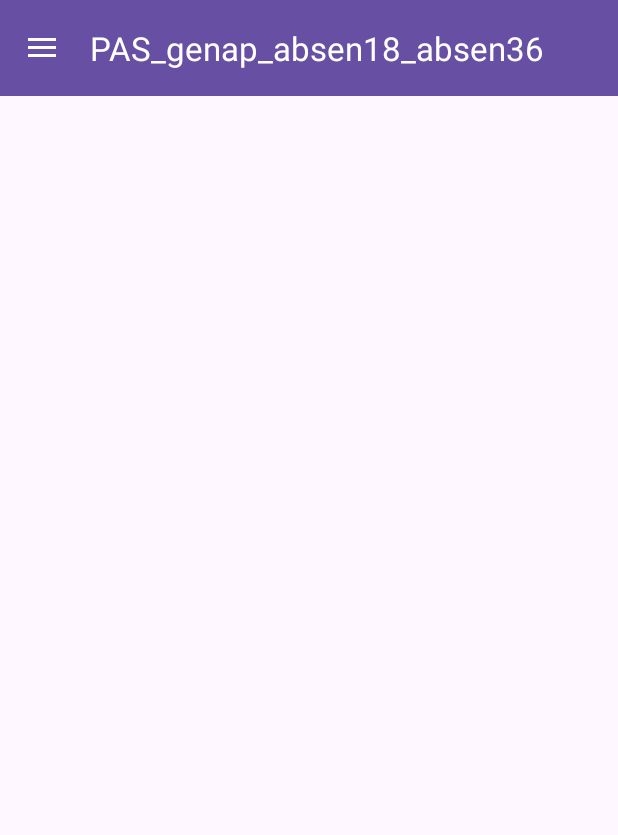
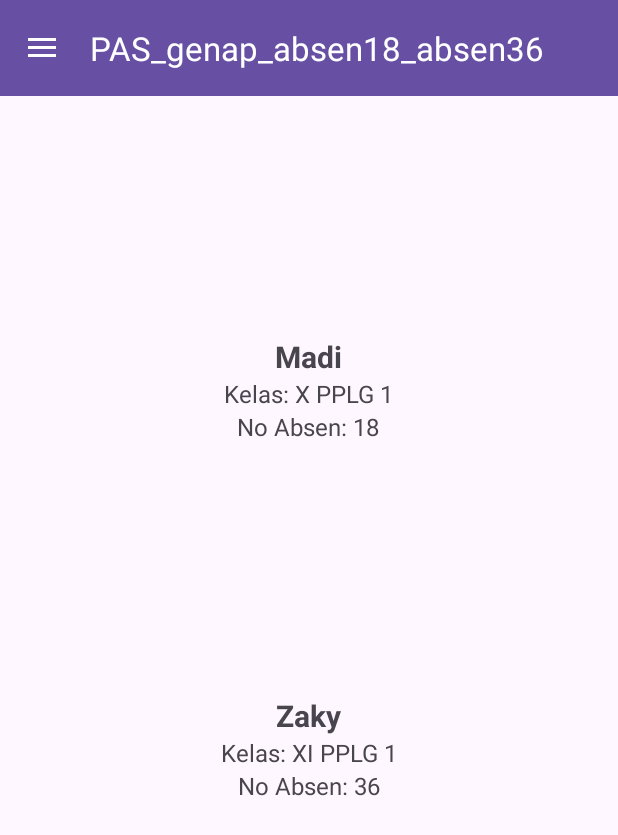
Before and after one commit to ddimadiii/PAS_genap_absen18_absen36, an Android app: the screen it shows after launch (MainActivity), in the side drawer, after a tap on "Our Members", on a phone screen of 412 x 824 dp. Shown: the top 835 px of the screen. Run offline under Robolectric (Android 15) with nearby library versions, the phone set to English and light mode, and no system bars; pictures from the network do not load; 2 statements that could not run were skipped.

Commit message:
feat/add biodata(profile)

```diff
--- a/app/src/main/java/com/example/pas_genap_absen18_absen36/activities/MainActivity.java
+++ b/app/src/main/java/com/example/pas_genap_absen18_absen36/activities/MainActivity.java
@@ -14,6 +14,7 @@ import androidx.fragment.app.Fragment;
 
 import com.example.pas_genap_absen18_absen36.R;
 import com.example.pas_genap_absen18_absen36.fragments.PlayerFragment;
+import com.example.pas_genap_absen18_absen36.fragments.ProfileFragment;
 import com.example.pas_genap_absen18_absen36.fragments.SpainFragment;
 import com.example.pas_genap_absen18_absen36.networks.ApiService;
 import com.google.android.material.navigation.NavigationView;
@@ -65,8 +66,10 @@ public class MainActivity extends AppCompatActivity {
             }
 
 
-            if (id == R.id.nav_player) {
+            else if (id == R.id.nav_player) {
                 fragment = new PlayerFragment();
+            }else if (id == R.id.nav_biodata) {
+                fragment = new ProfileFragment();
             }
 
 
--- /dev/null
+++ b/app/src/main/java/com/example/pas_genap_absen18_absen36/fragments/ProfileFragment.java
@@ -0,0 +1,46 @@
+package com.example.pas_genap_absen18_absen36.fragments;
+
+import android.os.Bundle;
+import android.view.LayoutInflater;
+import android.view.View;
+import android.view.ViewGroup;
+import android.widget.ImageView;
+import android.widget.TextView;
+
+import androidx.annotation.NonNull;
+import androidx.fragment.app.Fragment;
+
+import com.example.pas_genap_absen18_absen36.R;
+
+public class ProfileFragment extends Fragment {
+
+    private ImageView imgProfile1, imgProfile2;
+    private TextView tvName1, tvClass1, tvAbsen1;
+    private TextView tvName2, tvClass2, tvAbsen2;
+
+    @Override
+    public View onCreateView(@NonNull LayoutInflater inflater,
+                             ViewGroup container, Bundle savedInstanceState) {
+        View root = inflater.inflate(R.layout.fragment_profile, container, false);
+
+        imgProfile1 = root.findViewById(R.id.imgProfile1);
+        tvName1 = root.findViewById(R.id.tvName1);
+        tvClass1 = root.findViewById(R.id.tvClass1);
+        tvAbsen1 = root.findViewById(R.id.tvAbsen1);
+
+        imgProfile2 = root.findViewById(R.id.imgProfile2);
+        tvName2 = root.findViewById(R.id.tvName2);
+        tvClass2 = root.findViewById(R.id.tvClass2);
+        tvAbsen2 = root.findViewById(R.id.tvAbsen2);
+
+        tvName1.setText("Madi");
+        tvClass1.setText("Kelas: X PPLG 1");
+        tvAbsen1.setText("No Absen: 18");
+
+        tvName2.setText("Zaky");
+        tvClass2.setText("Kelas: XI PPLG 1");
+        tvAbsen2.setText("No Absen: 36");
+
+        return root;
+    }
+}
--- /dev/null
+++ b/app/src/main/res/layout/fragment_profile.xml
@@ -0,0 +1,84 @@
+<?xml version="1.0" encoding="utf-8"?>
+<ScrollView xmlns:android="http://schemas.android.com/apk/res/android"
+    android:layout_width="match_parent"
+    android:layout_height="match_parent"
+    android:padding="24dp">
+
+
+    <LinearLayout
+        android:orientation="vertical"
+        android:layout_width="match_parent"
+        android:layout_height="wrap_content"
+        android:gravity="center_horizontal">
+
+        <ProgressBar
+            android:id="@+id/progressBar"
+            style="@android:style/Widget.DeviceDefault.Light.ProgressBar.Large"
+            android:layout_centerInParent="true"
+            android:visibility="gone"
+            android:layout_width="wrap_content"
+            android:layout_height="wrap_content" />
+
+
+        <!-- PROFIL ORANG 1 -->
+        <ImageView
+            android:id="@+id/imgProfile1"
+            android:layout_width="120dp"
+            android:layout_height="120dp"
+            android:scaleType="centerCrop"
+            android:layout_marginBottom="16dp" />
+
+        <TextView
+            android:id="@+id/tvName1"
+            android:layout_width="wrap_content"
+            android:layout_height="wrap_content"
+            android:text="Madi"
+            android:textSize="20sp"
+            android:textStyle="bold" />
+
+        <TextView
+            android:id="@+id/tvClass1"
+            android:layout_width="wrap_content"
+            android:layout_height="wrap_content"
+            android:text="Kelas: XI PPLG 1"
+            android:textSize="16sp" />
+
+        <TextView
+            android:id="@+id/tvAbsen1"
+            android:layout_width="wrap_content"
+            android:layout_height="wrap_content"
+            android:text="No Absen: 18"
+            android:textSize="16sp"
+            android:layout_marginBottom="32dp" />
+
+        <!-- PROFIL ORANG 2 -->
+        <ImageView
+            android:id="@+id/imgProfile2"
+            android:layout_width="120dp"
+            android:layout_height="120dp"
+            android:scaleType="centerCrop"
+            android:layout_marginBottom="16dp"/>
+
+        <TextView
+            android:id="@+id/tvName2"
+            android:layout_width="wrap_content"
+            android:layout_height="wrap_content"
+            android:text="Zaky"
+            android:textSize="20sp"
+            android:textStyle="bold" />
+
+        <TextView
+            android:id="@+id/tvClass2"
+            android:layout_width="wrap_content"
+            android:layout_height="wrap_content"
+            android:text="Kelas: XI PPLG 1"
+            android:textSize="16sp" />
+
+        <TextView
+            android:id="@+id/tvAbsen2"
+            android:layout_width="wrap_content"
+            android:layout_height="wrap_content"
+            android:text="No Absen: 36"
+            android:textSize="16sp" />
+    </LinearLayout>
+</ScrollView>
```
